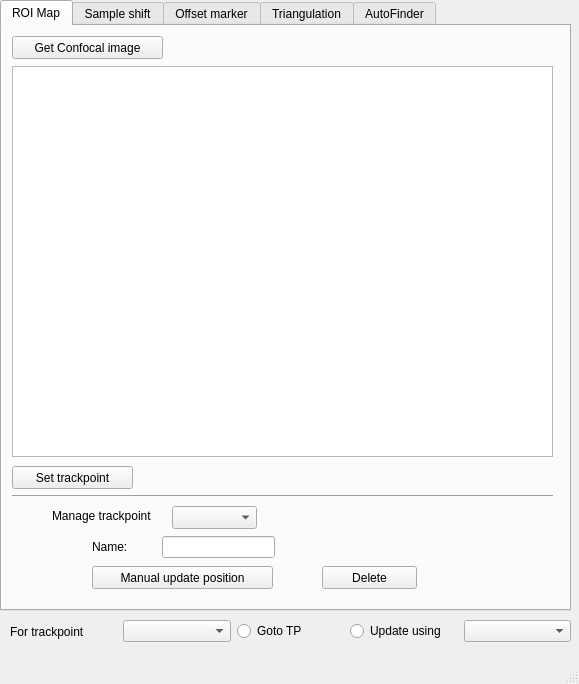
First picture: the form in gui/TrackpointManager/TrackpointManagerGuiUI.ui, repository Ulm-IQO/qudi, before the edit.
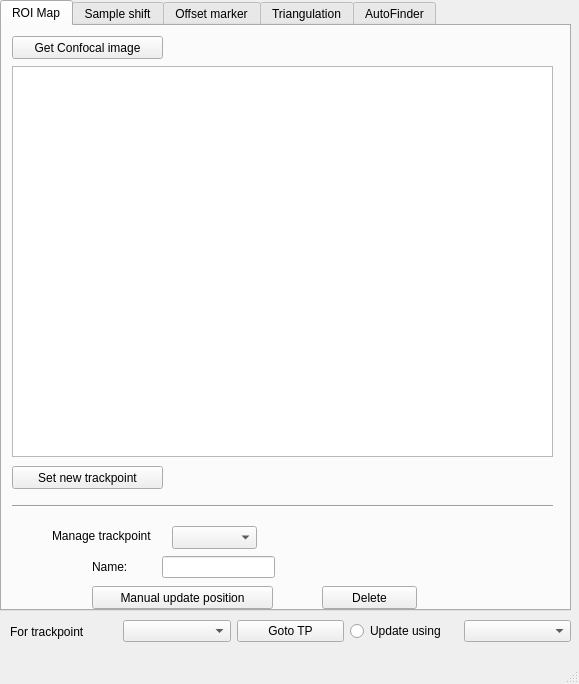
Second picture: the form after the edit. Custom widgets are drawn as their Qt base class.

Commit message: Implemented basic "set tp" and "goto tp" functions.

Patch:
```diff
--- a/gui/TrackpointManager/TrackpointManagerGuiUI.ui
+++ b/gui/TrackpointManager/TrackpointManagerGuiUI.ui
@@ -64,19 +64,19 @@
        <rect>
         <x>10</x>
         <y>440</y>
-        <width>121</width>
+        <width>151</width>
         <height>23</height>
        </rect>
       </property>
       <property name="text">
-       <string>Set trackpoint</string>
+       <string>Set new trackpoint</string>
       </property>
      </widget>
      <widget class="QLabel" name="label">
       <property name="geometry">
        <rect>
         <x>50</x>
-        <y>480</y>
+        <y>500</y>
         <width>121</width>
         <height>20</height>
        </rect>
@@ -89,7 +89,7 @@
       <property name="geometry">
        <rect>
         <x>160</x>
-        <y>510</y>
+        <y>530</y>
         <width>113</width>
         <height>22</height>
        </rect>
@@ -99,7 +99,7 @@
       <property name="geometry">
        <rect>
         <x>170</x>
-        <y>480</y>
+        <y>500</y>
         <width>85</width>
         <height>23</height>
        </rect>
@@ -109,7 +109,7 @@
       <property name="geometry">
        <rect>
         <x>90</x>
-        <y>510</y>
+        <y>530</y>
         <width>58</width>
         <height>21</height>
        </rect>
@@ -122,7 +122,7 @@
       <property name="geometry">
        <rect>
         <x>320</x>
-        <y>540</y>
+        <y>560</y>
         <width>95</width>
         <height>23</height>
        </rect>
@@ -135,7 +135,7 @@
       <property name="geometry">
        <rect>
         <x>10</x>
-        <y>460</y>
+        <y>470</y>
         <width>541</width>
         <height>20</height>
        </rect>
@@ -148,7 +148,7 @@
       <property name="geometry">
        <rect>
         <x>90</x>
-        <y>540</y>
+        <y>560</y>
         <width>181</width>
         <height>23</height>
        </rect>
@@ -230,7 +230,7 @@
       </widget>
      </item>
      <item>
-      <widget class="QRadioButton" name="goto_tp_Button">
+      <widget class="QPushButton" name="goto_tp_Button">
        <property name="text">
         <string>Goto TP</string>
        </property>
```
The commit also changes 3 other files.
